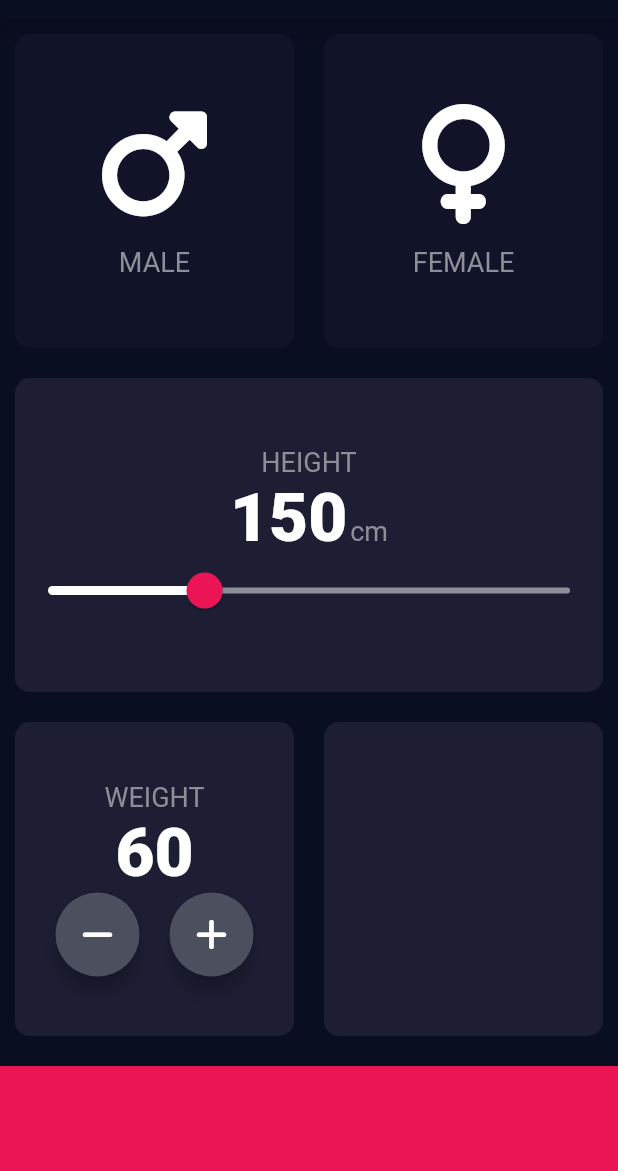
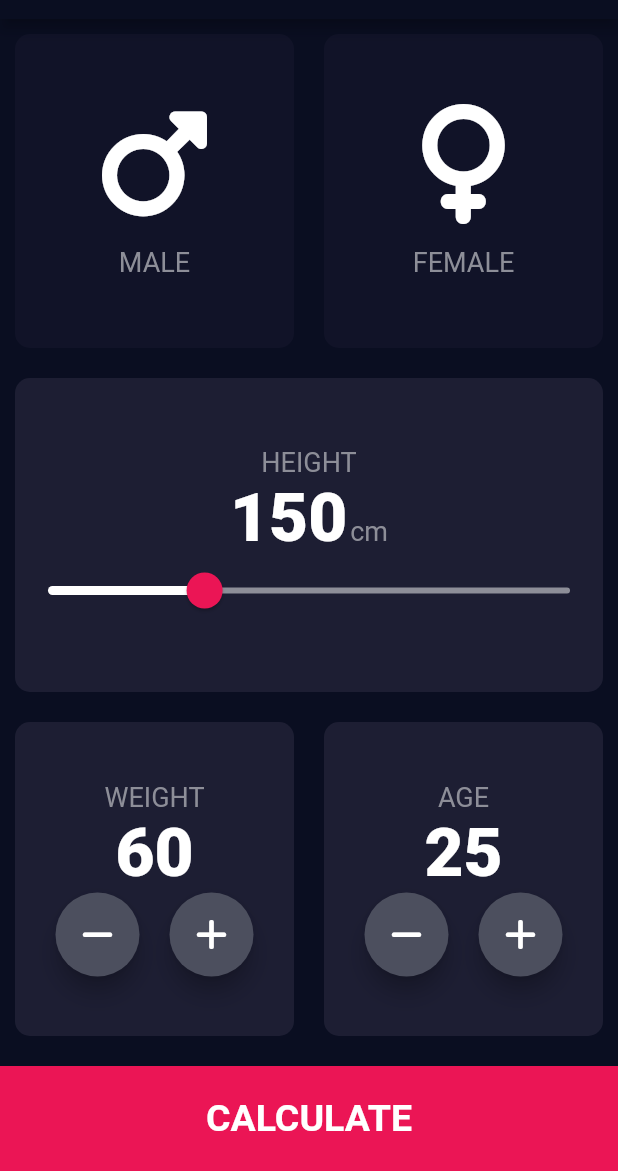
Before and after one commit to HimJan7/bmi_calculator, a Flutter app: the screen it shows after launch, on a phone screen of 412 x 824 dp, the part 65-1236 px from its top. Run offline on Flutter 3.47's test engine with Material 2 defaults, Android fonts, the phone set to English and light mode, and no system bars; our stand-ins replace font_awesome_flutter.

```diff
--- a/lib/input_page.dart
+++ b/lib/input_page.dart
@@ -3,14 +3,13 @@ import 'package:font_awesome_flutter/font_awesome_flutter.dart';
 import 'icon_content.dart';
 import 'reusable_card.dart';
 import 'constants.dart';
+import 'result_page.dart';
 
 enum Gender {
   male,
   female,
   none,
 }
-
-int weight = 60;
 
 class InputPage extends StatefulWidget {
   const InputPage({super.key});
@@ -22,6 +21,8 @@ class InputPage extends StatefulWidget {
 class InputPageState extends State<InputPage> {
   Gender selectedGender = Gender.none;
   int height = 150;
+  int age = 25;
+  int weight = 60;
 
   @override
   Widget build(BuildContext context) {
@@ -171,17 +172,62 @@ class InputPageState extends State<InputPage> {
                       onPress: () {},
                       colour: kActiveCardColour,
                       cardChild: Column(
-                        children: [],
+                        mainAxisAlignment: MainAxisAlignment.center,
+                        children: [
+                          Text('AGE', style: kLabelTextStyle),
+                          Text(
+                            age.toString(),
+                            style: kNumberTextStyle,
+                          ),
+                          Row(
+                              mainAxisAlignment: MainAxisAlignment.center,
+                              children: [
+                                RoundIconButton(
+                                  iconType: FontAwesomeIcons.minus,
+                                  onPressed: () {
+                                    setState(() {
+                                      if (age > 10) age--;
+                                    });
+                                  },
+                                ),
+                                SizedBox(
+                                  width: 20.0,
+                                ),
+                                RoundIconButton(
+                                  iconType: FontAwesomeIcons.plus,
+                                  onPressed: () {
+                                    setState(() {
+                                      if (age < 60) age++;
+                                    });
+                                  },
+                                ),
+                              ])
+                        ],
                       ),
                     ),
                   ),
                 ],
               ),
             ),
-            Container(
-              height: kBottomContainerHeight,
-              margin: EdgeInsets.only(top: 10),
-              color: kBottomContainerColour,
+            GestureDetector(
+              onTap: () {
+                Navigator.push(context,
+                    MaterialPageRoute(builder: (context) => ResultPage()));
+              },
+              child: Container(
+                child: Center(
+                  child: Text(
+                    'CALCULATE',
+                    style: TextStyle(
+                      fontSize: 25.0,
+                      fontWeight: FontWeight.w700,
+                    ),
+                  ),
+                ),
+                height: kBottomContainerHeight,
+                margin: EdgeInsets.only(top: 10),
+                color: kBottomContainerColour,
+              ),
             ),
           ],
         ));
--- a/lib/main.dart
+++ b/lib/main.dart
@@ -17,6 +17,3 @@ class BMICalculator extends StatelessWidget {
     );
   }
 }
-//Color.fromARGB(1, 10, 14, 34)
-//Color(0x0A0E21),
-//Color.fromRGBO(10, 14, 33, 1.000),
```
Also changed, not shown: lib/result_page.dart (added, +11 -0 lines).
